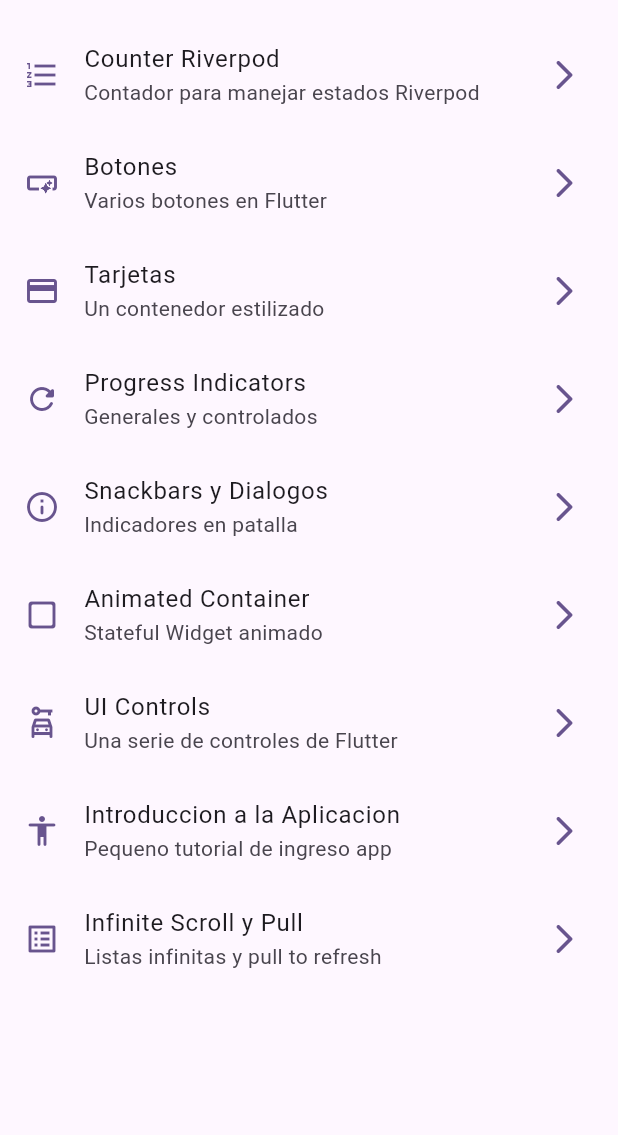
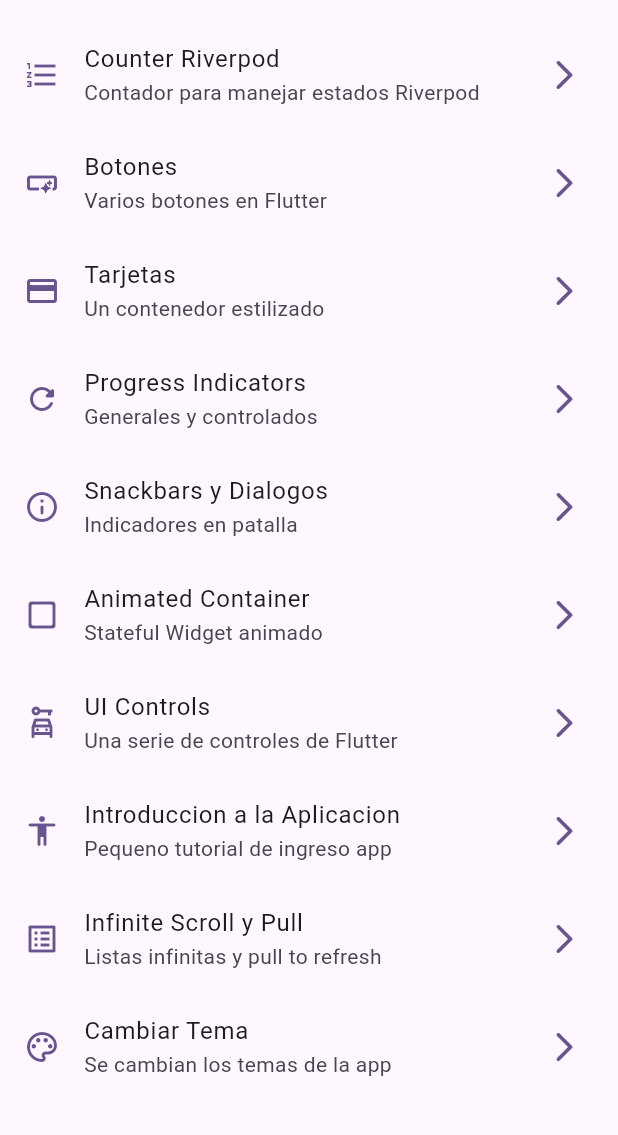
Before and after one commit to Geinersb/widgets_app, a Flutter app: the screen it shows after launch, on a phone screen of 412 x 824 dp, the part 63-1198 px from its top. Run offline on Flutter 3.47's test engine with Material 2 defaults, Android fonts, the phone set to English and light mode, and no system bars; our stand-ins replace animate_do, flutter_riverpod, go_router.

Commit message:
se crea pantalla de cambiar tema y provider

```diff
--- a/lib/config/menu/menu_items.dart
+++ b/lib/config/menu/menu_items.dart
@@ -59,4 +59,10 @@ const appMenuItems = <MenuItem>[
       subtitle: 'Listas infinitas y pull to refresh',
       url: '/infinite',
       icon: Icons.list_alt_outlined),
+
+  MenuItem(
+      title: 'Cambiar Tema',
+      subtitle: 'Se cambian los temas de la app',
+      url: '/theme-changer',
+      icon: Icons.color_lens_outlined),
 ];
--- a/lib/config/router/app_router.dart
+++ b/lib/config/router/app_router.dart
@@ -1,7 +1,7 @@
 
 import 'package:go_router/go_router.dart';
-import 'package:widgets_app/presentation/screens/counter/counter_screen.dart';
 import 'package:widgets_app/presentation/screens/screens.dart';
+
 
 
 final appRouter = GoRouter(
@@ -68,6 +68,12 @@ routes: [
   builder:(context,state) => const CounterScreen()
   ),
 
+  GoRoute(
+  path: '/theme-changer',
+  name: ThemeChangerScreen.name,
+  builder:(context,state) => const ThemeChangerScreen()
+  ),
+
 
 
 
--- a/lib/config/theme/app_theme.dart
+++ b/lib/config/theme/app_theme.dart
@@ -6,7 +6,8 @@ const colorList = <Color>[
   Colors.brown,
   Colors.green,
   Colors.red,
-  Colors.pink
+  Colors.amberAccent,
+  Colors.pink,
 ];
 
 class AppTheme {
--- a/lib/presentation/providers/theme_provider.dart
+++ b/lib/presentation/providers/theme_provider.dart
@@ -1,5 +1,10 @@
 //estado para manejar  un buleano isDarkModeProvider
 
 import 'package:flutter_riverpod/flutter_riverpod.dart';
+import 'package:widgets_app/config/theme/app_theme.dart';
 
 final isDarkModeProvider = StateProvider<bool>((ref) => false);
+
+//Listado de colores inmutable
+
+final colorListProvider = Provider((ref) => colorList);
--- a/lib/presentation/screens/screens.dart
+++ b/lib/presentation/screens/screens.dart
@@ -1,4 +1,7 @@
 
+
+export 'package:widgets_app/presentation/screens/counter/counter_screen.dart';
+export 'package:widgets_app/presentation/screens/theme_changer/theme_changer.dart';
 
 export 'package:widgets_app/presentation/screens/animated/animated_screen.dart';
 export 'package:widgets_app/presentation/screens/app_tutorial/app_tutorial_screen.dart';
```
Also changed, not shown: lib/presentation/screens/theme_changer/theme_changer.dart (added, +57 -0 lines).
